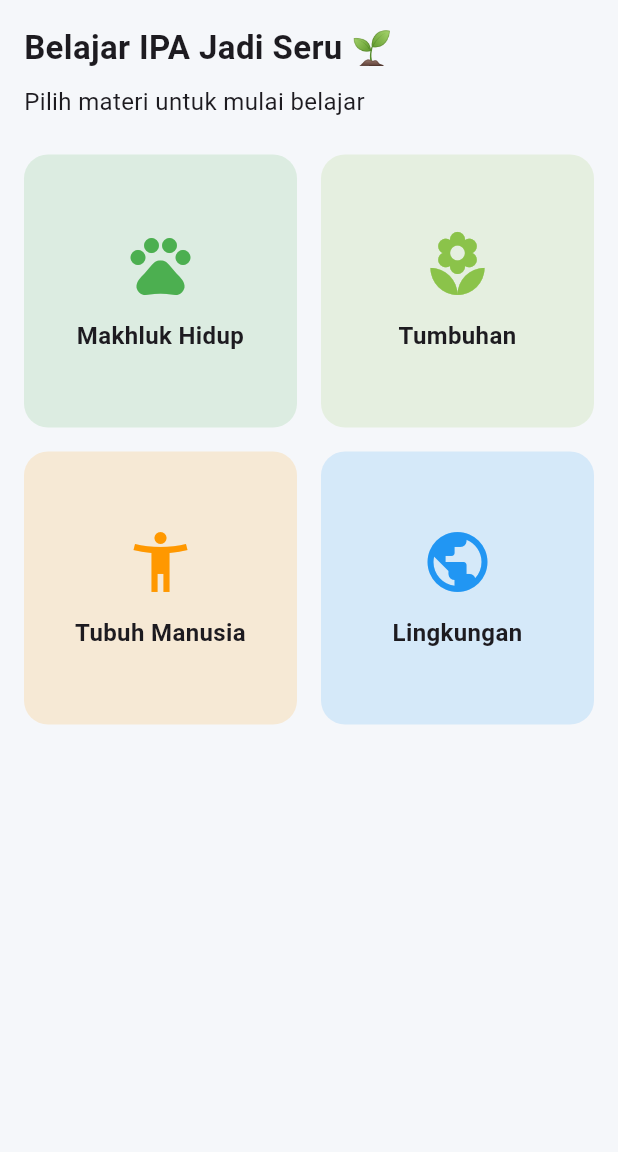
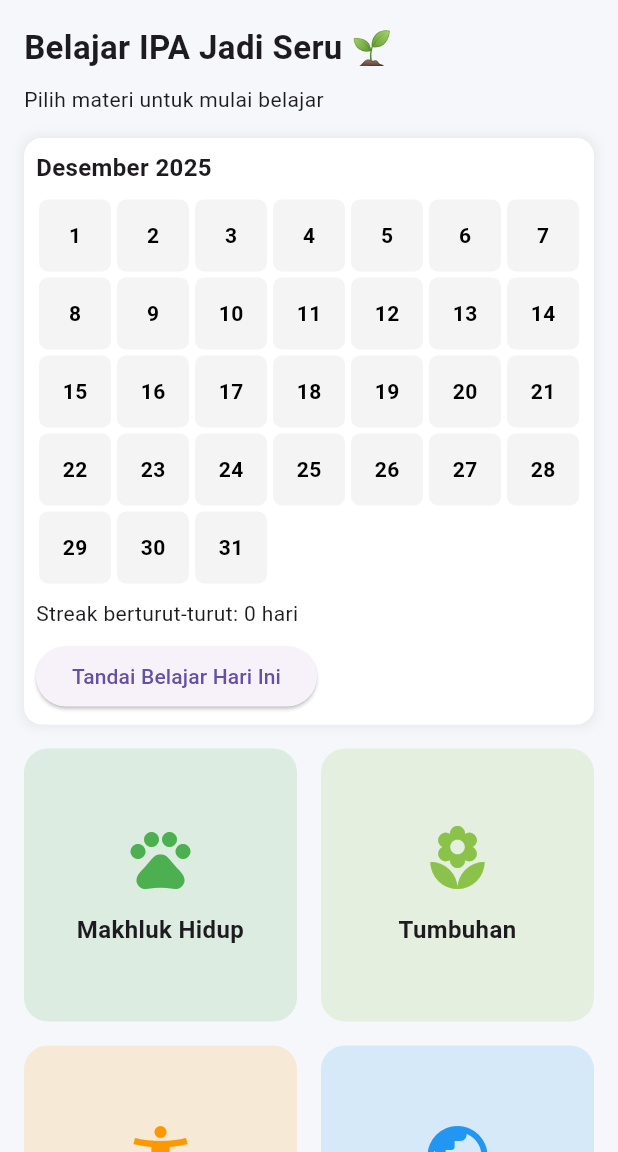
Before and after one commit to ahmadjulianrifqi/Apk-Belajar-Flutter, a Flutter app: the screen it shows after launch, on a phone screen of 412 x 824 dp, the part 84-1236 px from its top. Run offline on Flutter 3.47's test engine with Material 3 defaults, Android fonts, the light colour scheme and no system bars; our stand-ins replace shared_preferences.

Commit message:
penambahan ui calender

```diff
--- a/lib/features/home/home_page.dart
+++ b/lib/features/home/home_page.dart
@@ -1,12 +1,138 @@
 import 'package:flutter/material.dart';
+import 'package:shared_preferences/shared_preferences.dart';
 import '../materi/materi_page.dart';
-import '../quiz/quiz_page.dart';
+import 'package:intl/intl.dart';
 
-class HomePage extends StatelessWidget {
+class HomePage extends StatefulWidget {
   const HomePage({super.key});
 
   @override
+  State<HomePage> createState() => _HomePageState();
+}
+
+class _HomePageState extends State<HomePage> {
+  List<String> riwayatBelajar = [];
+  DateTime currentMonth = DateTime.now();
+  int streakHariIni = 0;
+
+  @override
+  void initState() {
+    super.initState();
+    loadRiwayat();
+  }
+
+  Future<void> loadRiwayat() async {
+    final prefs = await SharedPreferences.getInstance();
+    final List<String> tanggalBelajar = prefs.getStringList('riwayatBelajar') ?? [];
+    tanggalBelajar.sort();
+    setState(() {
+      riwayatBelajar = tanggalBelajar;
+      streakHariIni = hitungStreak(tanggalBelajar);
+    });
+  }
+
+  Future<void> tandaiBelajarHariIni() async {
+    final prefs = await SharedPreferences.getInstance();
+    final today = DateTime.now().toString().substring(0, 10);
+
+    if (!riwayatBelajar.contains(today)) {
+      riwayatBelajar.add(today);
+      riwayatBelajar.sort();
+      await prefs.setStringList('riwayatBelajar', riwayatBelajar);
+    }
+
+    setState(() {
+      streakHariIni = hitungStreak(riwayatBelajar);
+    });
+  }
+
+  int hitungStreak(List<String> tanggalBelajar) {
+    if (tanggalBelajar.isEmpty) return 0;
+
+    final List<DateTime> dates = tanggalBelajar.map((e) => DateTime.parse(e)).toList()
+      ..sort((a, b) => b.compareTo(a));
+
+    int streak = 0;
+    DateTime hariIni = DateTime.now();
+
+    for (var date in dates) {
+      if (date.year == hariIni.year &&
+          date.month == hariIni.month &&
+          date.day == hariIni.day) {
+        streak++;
+        hariIni = hariIni.subtract(const Duration(days: 1));
+      } else if (date.isBefore(hariIni)) {
+        break;
+      }
+    }
+    return streak;
+  }
+
+  List<Widget> buildCalendar() {
+    final firstDayOfMonth = DateTime(currentMonth.year, currentMonth.month, 1);
+    final lastDayOfMonth = DateTime(currentMonth.year, currentMonth.month + 1, 0);
+    final totalDays = lastDayOfMonth.day;
+    final firstWeekday = firstDayOfMonth.weekday; // Senin=1 .. Minggu=7
+
+    List<Widget> calendarCells = [];
+
+    for (int i = 1; i < firstWeekday; i++) {
+      calendarCells.add(const SizedBox());
+    }
+
+    for (int day = 1; day <= totalDays; day++) {
+      final date = DateTime(currentMonth.year, currentMonth.month, day);
+      final dateString = date.toString().substring(0, 10);
+      final isLearned = riwayatBelajar.contains(dateString);
+
+      calendarCells.add(
+        GestureDetector(
+          onTap: () {
+            if (dateString == DateTime.now().toString().substring(0, 10)) {
+              tandaiBelajarHariIni();
+            }
+          },
+          child: Container(
+            margin: const EdgeInsets.all(2),
+            decoration: BoxDecoration(
+              color: isLearned ? Colors.green.withAlpha(50) : Colors.grey.withAlpha(30),
+              border: isLearned ? Border.all(color: Colors.green, width: 2) : null,
+              borderRadius: BorderRadius.circular(6),
+            ),
+            alignment: Alignment.center,
+            child: Stack(
+              alignment: Alignment.center,
+              children: [
+                Text(
+                  '$day',
+                  style: TextStyle(
+                      fontWeight: FontWeight.bold,
+                      color: isLearned ? Colors.green[800] : Colors.black),
+                ),
+                if (isLearned)
+                  const Positioned(
+                    bottom: 2,
+                    right: 2,
+                    child: Icon(
+                      Icons.check_circle,
+                      color: Colors.green,
+                      size: 14,
+                    ),
+                  ),
+              ],
+            ),
+          ),
+        ),
+      );
+    }
+
+    return calendarCells;
+  }
+
+  @override
   Widget build(BuildContext context) {
+    final monthName = DateFormat.MMMM('id').format(currentMonth);
+
     return Scaffold(
       backgroundColor: const Color(0xFFF5F7FA),
       appBar: AppBar(
@@ -14,61 +140,93 @@ class HomePage extends StatelessWidget {
         centerTitle: true,
         backgroundColor: Colors.green,
       ),
-      body: Padding(
+      body: SingleChildScrollView(
         padding: const EdgeInsets.all(16),
         child: Column(
           crossAxisAlignment: CrossAxisAlignment.start,
           children: [
             const Text(
               'Belajar IPA Jadi Seru 🌱',
-              style: TextStyle(
-                fontSize: 22,
-                fontWeight: FontWeight.bold,
+              style: TextStyle(fontSize: 22, fontWeight: FontWeight.bold),
+            ),
+            const SizedBox(height: 8),
+            const Text('Pilih materi untuk mulai belajar'),
+            const SizedBox(height: 16),
+
+            // ===== CALENDAR =====
+            Container(
+              padding: const EdgeInsets.all(8),
+              decoration: BoxDecoration(
+                color: Colors.white,
+                borderRadius: BorderRadius.circular(12),
+                boxShadow: [
+                  BoxShadow(
+                    color: Colors.grey.withAlpha(38),
+                    spreadRadius: 2,
+                    blurRadius: 5,
+                  )
+                ],
+              ),
+              child: Column(
+                crossAxisAlignment: CrossAxisAlignment.start,
+                children: [
+                  Text(
+                    '$monthName ${currentMonth.year}',
+                    style: const TextStyle(fontSize: 16, fontWeight: FontWeight.bold),
+                  ),
+                  const SizedBox(height: 8),
+                  GridView.count(
+                    crossAxisCount: 7,
+                    shrinkWrap: true,
+                    physics: const NeverScrollableScrollPhysics(),
+                    children: buildCalendar(),
+                  ),
+                  const SizedBox(height: 8),
+                  Text('Streak berturut-turut: $streakHariIni hari'),
+                  const SizedBox(height: 8),
+                  ElevatedButton(
+                    onPressed: tandaiBelajarHariIni,
+                    child: const Text('Tandai Belajar Hari Ini'),
+                  )
+                ],
               ),
             ),
-            const SizedBox(height: 8),
-            const Text(
-              'Pilih materi untuk mulai belajar',
-              style: TextStyle(fontSize: 16),
-            ),
-            const SizedBox(height: 24),
 
-            Expanded(
-              child: GridView.count(
+            const SizedBox(height: 16),
+
+            // ===== GRID MATERI =====
+            GridView.count(
               crossAxisCount: 2,
               crossAxisSpacing: 16,
               mainAxisSpacing: 16,
+              shrinkWrap: true,
+              physics: const NeverScrollableScrollPhysics(),
               children: const [
                 MateriCard(
                   title: 'Makhluk Hidup',
-                    description:
-                        'Belajar tentang ciri-ciri dan kebutuhan makhluk hidup.',
+                  description: 'Belajar tentang ciri-ciri dan kebutuhan makhluk hidup.',
                   icon: Icons.pets,
                   color: Colors.green,
                 ),
                 MateriCard(
                   title: 'Tumbuhan',
-                    description:
-                        'Mengenal bagian tumbuhan dan fungsinya.',
+                  description: 'Mengenal bagian tumbuhan dan fungsinya.',
                   icon: Icons.local_florist,
                   color: Colors.lightGreen,
                 ),
                 MateriCard(
                   title: 'Tubuh Manusia',
-                    description:
-                        'Mengenal bagian tubuh manusia dan kegunaannya.',
+                  description: 'Mengenal bagian tubuh manusia dan kegunaannya.',
                   icon: Icons.accessibility_new,
                   color: Colors.orange,
                 ),
                 MateriCard(
                   title: 'Lingkungan',
-                    description:
-                        'Menjaga kebersihan dan kelestarian lingkungan.',
+                  description: 'Menjaga kebersihan dan kelestarian lingkungan.',
                   icon: Icons.public,
                   color: Colors.blue,
                 ),
               ],
-              ),
             ),
           ],
         ),
@@ -111,25 +269,18 @@ class MateriCard extends StatelessWidget {
       },
       child: Container(
         decoration: BoxDecoration(
-          color: color.withOpacity(0.15),
+          color: color.withAlpha(38),
           borderRadius: BorderRadius.circular(16),
         ),
         child: Column(
           mainAxisAlignment: MainAxisAlignment.center,
           children: [
-            Icon(
-              icon,
-              size: 48,
-              color: color,
-            ),
+            Icon(icon, size: 48, color: color),
             const SizedBox(height: 12),
             Text(
               title,
               textAlign: TextAlign.center,
-              style: const TextStyle(
-                fontSize: 16,
-                fontWeight: FontWeight.w600,
-              ),
+              style: const TextStyle(fontSize: 16, fontWeight: FontWeight.w600),
             ),
           ],
         ),
--- a/lib/main.dart
+++ b/lib/main.dart
@@ -1,7 +1,11 @@
 import 'package:flutter/material.dart';
+import 'package:intl/date_symbol_data_local.dart';
 import 'features/home/home_page.dart';
 
-void main() {
+void main() async {
+  WidgetsFlutterBinding.ensureInitialized();
+  // Inisialisasi data locale Indonesia
+  await initializeDateFormatting('id', null);
   runApp(const MyApp());
 }
 
@@ -11,8 +15,11 @@ class MyApp extends StatelessWidget {
   @override
   Widget build(BuildContext context) {
     return MaterialApp(
+      title: 'IPA SD',
       debugShowCheckedModeBanner: false,
-      title: 'IPA SD',
+      theme: ThemeData(
+        primarySwatch: Colors.green,
+      ),
       home: const HomePage(),
     );
   }
--- a/pubspec.yaml
+++ b/pubspec.yaml
@@ -30,6 +30,10 @@ environment:
 dependencies:
   flutter:
     sdk: flutter
+
+  shared_preferences: ^2.5.4
+  intl: ^0.18.1
+
 
   # The following adds the Cupertino Icons font to your application.
   # Use with the CupertinoIcons class for iOS style icons.
```
Also changed, not shown: pubspec.lock, 1 other file. Lines whose indentation alone changed are shown as unchanged.
